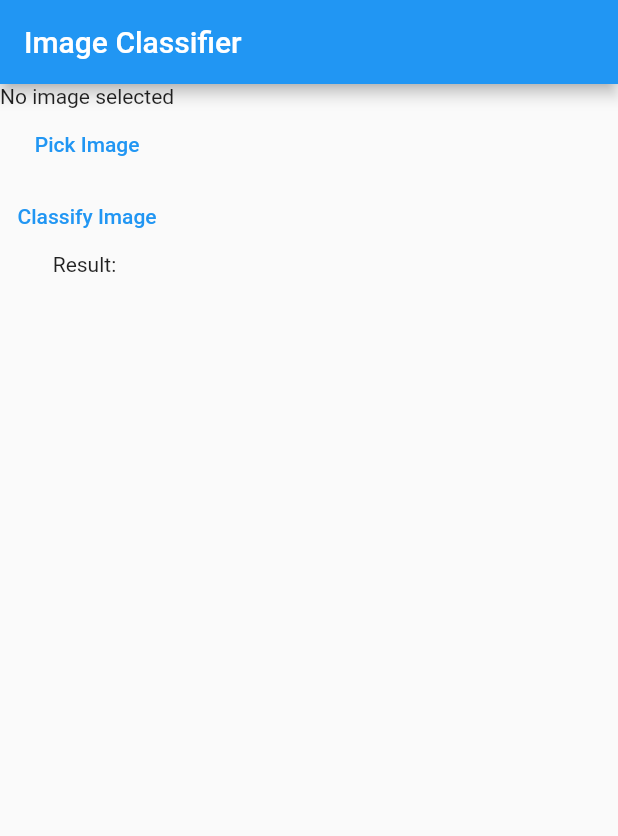
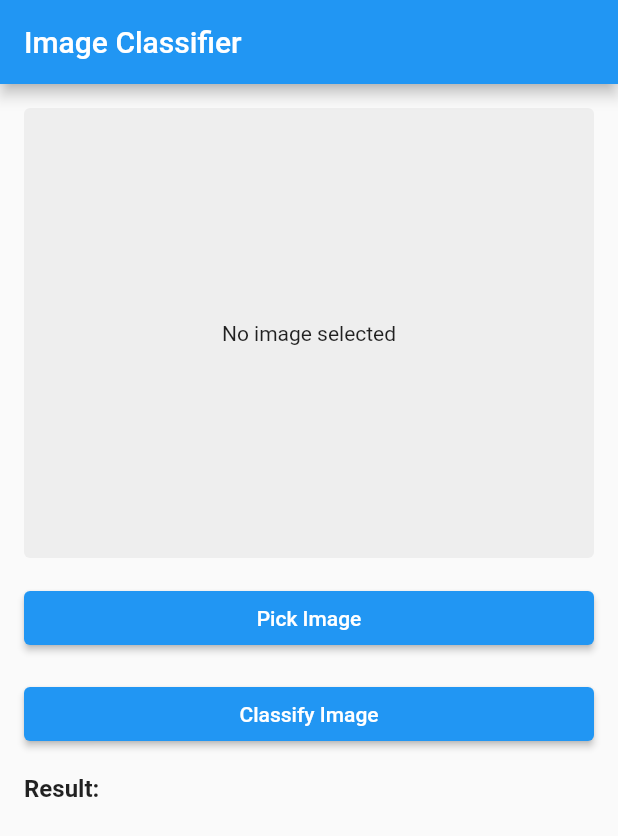
Before and after one commit to Flippchen/PorscheInsight-Flutter-App, a Flutter app: the screen it shows after launch, after a tap on "Classify Image", on a phone screen of 412 x 824 dp. Shown: the top 836 px of the screen. Run offline on Flutter 3.47's test engine with Material 2 defaults, Android fonts, the phone set to English and light mode, and no system bars; our stand-ins replace image_picker; network calls fail.

```diff
--- a/lib/main.dart
+++ b/lib/main.dart
@@ -13,6 +13,8 @@ class MyApp extends StatelessWidget {
   @override
   Widget build(BuildContext context) {
     return MaterialApp(
+      debugShowCheckedModeBanner: false,
+      theme: ThemeData(primarySwatch: Colors.blue),
       home: Scaffold(
         appBar: AppBar(
           title: Text('Image Classifier'),
@@ -29,15 +31,37 @@ class ImageClassifier extends StatefulWidget {
 }
 
 class _ImageClassifierState extends State<ImageClassifier> {
+  String _csrfToken = '';
+  String model = "";
   final ImagePicker _picker = ImagePicker();
   XFile? _image;
   String _result = '';
+
+  @override
+  void initState() {
+    super.initState();
+    _fetchCsrfToken();
+  }
+
+
 
   Future<void> _pickImage() async {
     final pickedImage = await _picker.pickImage(source: ImageSource.gallery);
     if (pickedImage != null) {
       setState(() {
         _image = pickedImage;
+      });
+    }
+  }
+
+  Future<void> _fetchCsrfToken() async {
+    final response = await http.get(
+      Uri.parse('https://porsche.bene.photos/classify'),
+    );
+
+    if (response.statusCode == 200) {
+      setState(() {
+        _csrfToken = response.headers['set-cookie']!.split(';')[0].split('=')[1];
       });
     }
   }
@@ -49,15 +73,20 @@ class _ImageClassifierState extends State<ImageClassifier> {
 
     final imageBytes = await _image!.readAsBytes();
     final base64Image = base64Encode(imageBytes);
-
+    print(_csrfToken);
     final response = await http.post(
-      Uri.parse('https://porsche.bene.photos/classify_image'),
+      Uri.parse('https://porsche.bene.photos/classify_image/'),
       headers: {
         'Content-Type': 'application/json',
+        'cookie': "csrftoken=$_csrfToken",
+        "Referer": "https://porsche.bene.photos/classify",
+        "x-csrftoken": _csrfToken
       },
-      body: jsonEncode({'image_data': base64Image}),
+      body: jsonEncode({'image_data': base64Image, "model_name": "car_type"}),
     );
 
+    print(response.statusCode);
+    print(response.body);
     if (response.statusCode == 200) {
       final result = jsonDecode(response.body);
       setState(() {
@@ -69,21 +98,48 @@ class _ImageClassifierState extends State<ImageClassifier> {
   @override
   Widget build(BuildContext context) {
     return SingleChildScrollView(
+      child: Padding(
+        padding: EdgeInsets.all(16.0),
         child: Column(
+          crossAxisAlignment: CrossAxisAlignment.stretch,
           children: [
             _image == null
-              ? Text('No image selected')
-              : Image.file(File(_image!.path)),
-          TextButton(
+                ? Container(
+              height: 300,
+              decoration: BoxDecoration(
+                borderRadius: BorderRadius.circular(4),
+                color: Colors.grey[200],
+              ),
+              child: Center(child: Text('No image selected')),
+            )
+                : ClipRRect(
+              borderRadius: BorderRadius.circular(4),
+              child: Image.file(
+                File(_image!.path),
+                height: 300,
+                fit: BoxFit.cover,
+              ),
+            ),
+            SizedBox(height: 16),
+            ElevatedButton(
               onPressed: _pickImage,
               child: Text('Pick Image'),
             ),
-          TextButton(
+            SizedBox(height: 16),
+            ElevatedButton(
               onPressed: _classifyImage,
               child: Text('Classify Image'),
             ),
-          Text('Result: $_result'),
+            SizedBox(height: 16),
+
+            Text(
+              'Result:',
+              style: TextStyle(fontWeight: FontWeight.bold, fontSize: 16),
+            ),
+            SizedBox(height: 8),
+            Text(_result),
           ],
+        ),
       ),
     );
   }
```
Lines whose indentation alone changed are shown as unchanged.
